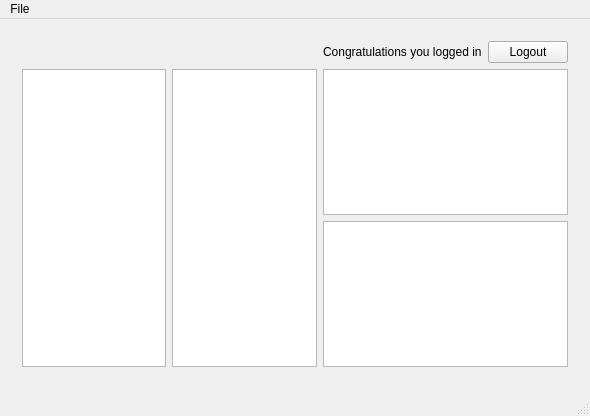
Before: the Qt Designer form client/mainwindow.ui in Davidj361/cuTPS, drawn with Qt 5.
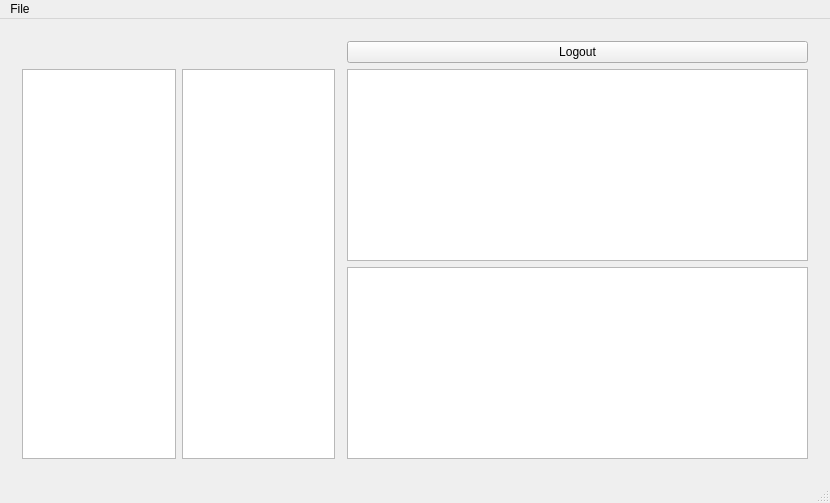
After: the same form once the commit is applied. The open tabs and pages were chosen to show the change. Icons and pictures are not drawn.

Commit message: Playing around with the UI. Still having troubles with resizing non-main widgets in the stacked widget. Added a refresh button and an icon for the app. Commented some stuff out in MainWindow. You need to uncomment the setVisible lines, but still currently experimenting.

Patch:
```diff
--- a/client/mainwindow.ui
+++ b/client/mainwindow.ui
@@ -2,35 +2,34 @@
 <ui version="4.0">
  <class>MainWindow</class>
  <widget class="QMainWindow" name="MainWindow">
-  <property name="geometry">
-   <rect>
-    <x>0</x>
-    <y>0</y>
-    <width>590</width>
-    <height>416</height>
-   </rect>
+  <property name="sizePolicy">
+   <sizepolicy hsizetype="Expanding" vsizetype="Expanding">
+    <horstretch>1</horstretch>
+    <verstretch>1</verstretch>
+   </sizepolicy>
   </property>
   <property name="windowTitle">
    <string>cuTPS</string>
   </property>
-  <property name="autoFillBackground">
-   <bool>false</bool>
+  <property name="windowIcon">
+   <iconset>
+    <normaloff>../resources/qtipIcon.png</normaloff>../resources/qtipIcon.png</iconset>
   </property>
   <widget class="QWidget" name="centralWidget">
-   <property name="maximumSize">
-    <size>
-     <width>590</width>
-     <height>370</height>
-    </size>
+   <property name="sizePolicy">
+    <sizepolicy hsizetype="Expanding" vsizetype="Expanding">
+     <horstretch>1</horstretch>
+     <verstretch>1</verstretch>
+    </sizepolicy>
    </property>
-   <layout class="QHBoxLayout" name="horizontalLayout_5">
-    <item alignment="Qt::AlignHCenter|Qt::AlignVCenter">
+   <layout class="QGridLayout" name="gridLayout_2">
+    <item row="0" column="0">
      <widget class="QStackedWidget" name="stackedWidget">
-      <property name="maximumSize">
-       <size>
-        <width>572</width>
-        <height>352</height>
-       </size>
+      <property name="sizePolicy">
+       <sizepolicy hsizetype="Expanding" vsizetype="Expanding">
+        <horstretch>1</horstretch>
+        <verstretch>1</verstretch>
+       </sizepolicy>
       </property>
       <property name="currentIndex">
        <number>2</number>
@@ -178,32 +177,81 @@
        </widget>
       </widget>
       <widget class="QWidget" name="MainStudent">
-       <layout class="QGridLayout" name="gridLayout_2">
-        <item row="0" column="4">
-         <widget class="QPushButton" name="BtnLogout">
-          <property name="text">
-           <string>Logout</string>
-          </property>
-         </widget>
-        </item>
+       <property name="sizePolicy">
+        <sizepolicy hsizetype="Expanding" vsizetype="Expanding">
+         <horstretch>1</horstretch>
+         <verstretch>1</verstretch>
+        </sizepolicy>
+       </property>
+       <layout class="QGridLayout" name="_2">
         <item row="1" column="0" rowspan="2">
-         <widget class="QListWidget" name="semesterList"/>
-        </item>
-        <item row="0" column="2" colspan="2">
-         <widget class="QLabel" name="label_4">
-          <property name="text">
-           <string>Congratulations you logged in</string>
+         <widget class="QListWidget" name="semesterList">
+          <property name="sizePolicy">
+           <sizepolicy hsizetype="Expanding" vsizetype="Expanding">
+            <horstretch>10</horstretch>
+            <verstretch>10</verstretch>
+           </sizepolicy>
           </property>
          </widget>
         </item>
         <item row="1" column="1" rowspan="2">
-         <widget class="QListWidget" name="courseList"/>
+         <widget class="QListWidget" name="courseList">
+          <property name="sizePolicy">
+           <sizepolicy hsizetype="Expanding" vsizetype="Expanding">
+            <horstretch>10</horstretch>
+            <verstretch>10</verstretch>
+           </sizepolicy>
+          </property>
+         </widget>
         </item>
-        <item row="1" column="2" colspan="3">
-         <widget class="QTextEdit" name="courseDescription"/>
+        <item row="1" column="3">
+         <widget class="QTextEdit" name="courseDescription">
+          <property name="sizePolicy">
+           <sizepolicy hsizetype="Expanding" vsizetype="Expanding">
+            <horstretch>30</horstretch>
+            <verstretch>10</verstretch>
+           </sizepolicy>
+          </property>
+         </widget>
         </item>
-        <item row="2" column="2" colspan="3">
-         <widget class="QListWidget" name="contentList"/>
+        <item row="2" column="3">
+         <widget class="QListWidget" name="contentList">
+          <property name="sizePolicy">
+           <sizepolicy hsizetype="Expanding" vsizetype="Expanding">
+            <horstretch>30</horstretch>
+            <verstretch>10</verstretch>
+           </sizepolicy>
+          </property>
+         </widget>
+        </item>
+        <item row="0" column="0" colspan="3">
+         <spacer name="horizontalSpacer">
+          <property name="orientation">
+           <enum>Qt::Horizontal</enum>
+          </property>
+          <property name="sizeType">
+           <enum>QSizePolicy::Expanding</enum>
+          </property>
+          <property name="sizeHint" stdset="0">
+           <size>
+            <width>500</width>
+            <height>20</height>
+           </size>
+          </property>
+         </spacer>
+        </item>
+        <item row="0" column="3">
+         <widget class="QPushButton" name="BtnLogout">
+          <property name="sizePolicy">
+           <sizepolicy hsizetype="Minimum" vsizetype="Minimum">
+            <horstretch>0</horstretch>
+            <verstretch>0</verstretch>
+           </sizepolicy>
+          </property>
+          <property name="text">
+           <string>Logout</string>
+          </property>
+         </widget>
         </item>
        </layout>
        <zorder>BtnLogout</zorder>
@@ -619,7 +667,7 @@
     <rect>
      <x>0</x>
      <y>0</y>
-     <width>590</width>
+     <width>822</width>
      <height>24</height>
     </rect>
    </property>
```
Left out of the diff: 24 changed lines with no effect on the pictures. Lines whose indentation alone changed are shown as unchanged. The commit also changes 5 other files.
